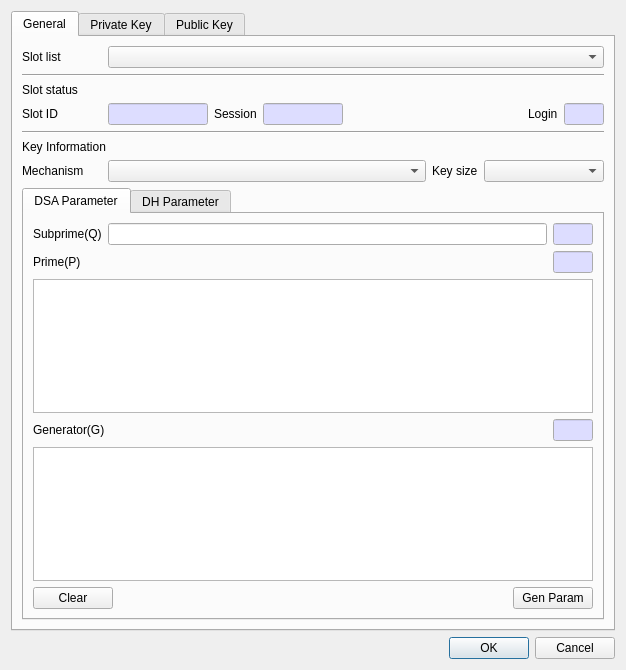
First picture: the form in CryptokiMan/gen_key_pair_dlg.ui, repository jykim74/CryptokiMan, before the edit.
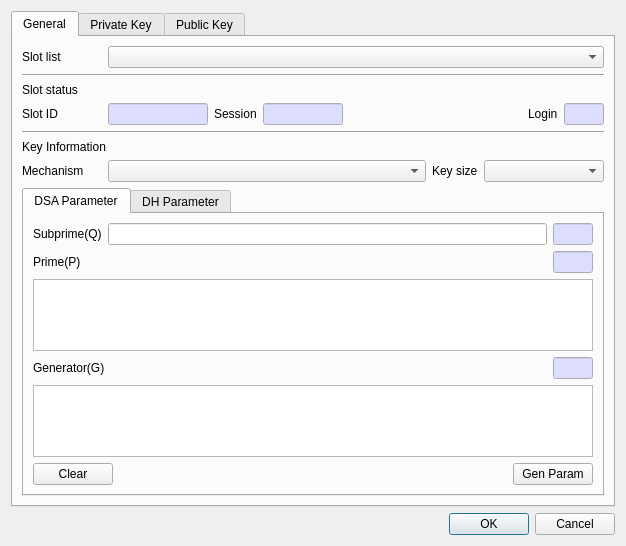
Second picture: the form after the edit. The open tabs and pages were chosen to show the change.

The edit to the form file:
```diff
--- a/CryptokiMan/gen_key_pair_dlg.ui
+++ b/CryptokiMan/gen_key_pair_dlg.ui
@@ -7,7 +7,7 @@
     <x>0</x>
     <y>0</y>
     <width>626</width>
-    <height>670</height>
+    <height>536</height>
    </rect>
   </property>
   <property name="windowTitle">
```
Left out of the diff: 2 changed lines with no effect on the pictures.
